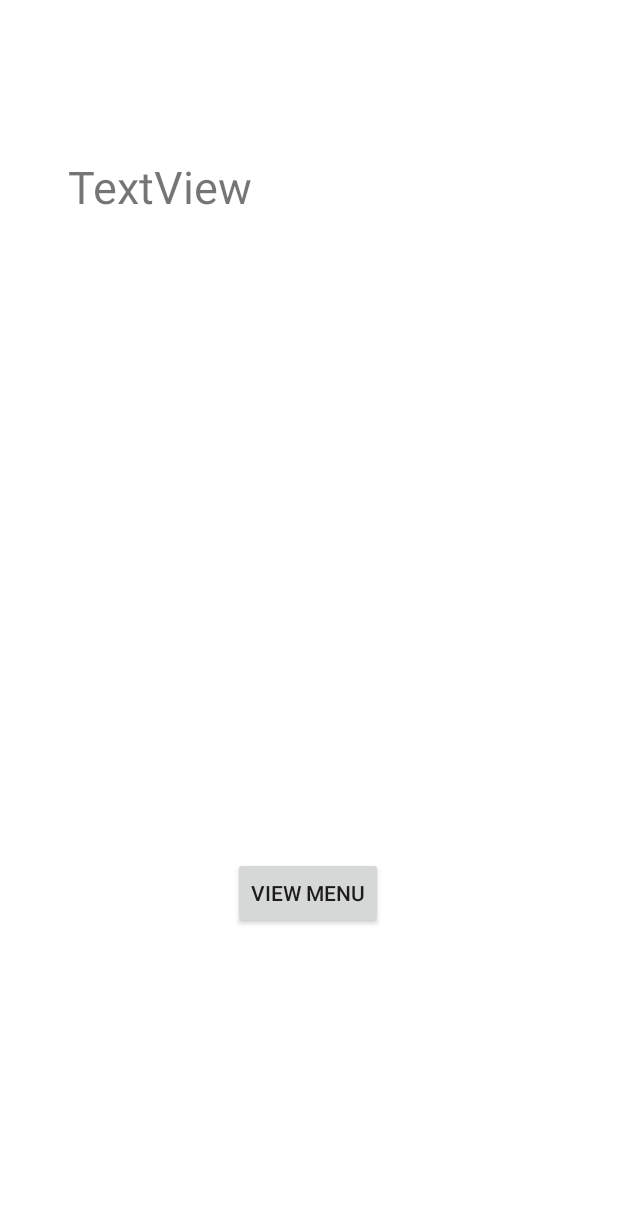
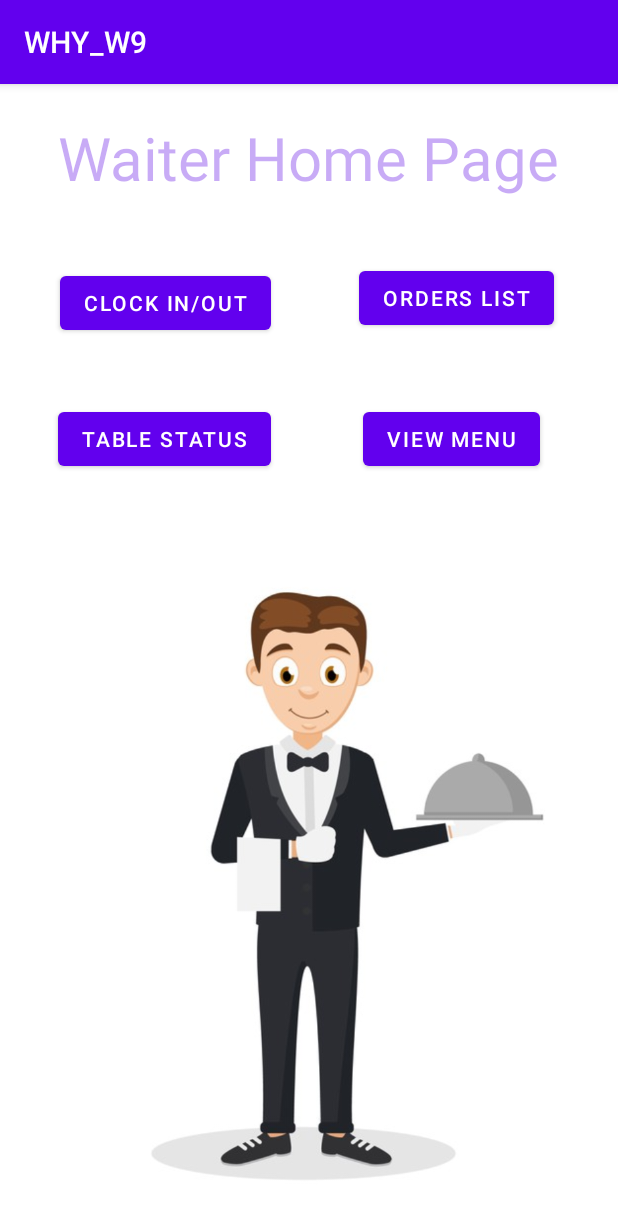
Before and after one commit to Jc2375/WHY_W9, an Android app: the waiter_home screen opened directly, with no data from a screen before it, on a phone screen of 412 x 824 dp. Shown: the top 1219 px of the screen. Run offline under Robolectric (Android 15) with nearby library versions, the phone set to English and light mode, and no system bars.

Commit message:
NO BUGS LES GOOO -implemented button working off username, and register/login/home pages working seamlessly with buttons without crashing

```diff
--- a/app/src/main/java/com/example/why_w9/manager_home.java
+++ b/app/src/main/java/com/example/why_w9/manager_home.java
@@ -3,7 +3,9 @@ package com.example.why_w9;
 import android.app.Activity;
 import android.os.Bundle;
 
-public class manager_home extends Activity
+import androidx.appcompat.app.AppCompatActivity;
+
+public class manager_home extends AppCompatActivity
 {
 
     @Override
--- a/app/src/main/java/com/example/why_w9/register.java
+++ b/app/src/main/java/com/example/why_w9/register.java
@@ -10,13 +10,14 @@ import android.widget.EditText;
 import android.widget.Toast;
 
 import androidx.annotation.NonNull;
+import androidx.appcompat.app.AppCompatActivity;
 
 import com.google.android.gms.tasks.OnCompleteListener;
 import com.google.android.gms.tasks.Task;
 import com.google.firebase.auth.AuthResult;
 import com.google.firebase.auth.FirebaseAuth;
 
-public class register extends Activity
+public class register extends AppCompatActivity
 {
     EditText mEmail, mPassword;
     Button mRegisterBtn;
--- a/app/src/main/java/com/example/why_w9/waiter_home.java
+++ b/app/src/main/java/com/example/why_w9/waiter_home.java
@@ -3,11 +3,13 @@ package com.example.why_w9;
 import android.app.Activity;
 import android.os.Bundle;
 
-public class waiter_home extends Activity
+import androidx.appcompat.app.AppCompatActivity;
+
+public class waiter_home extends AppCompatActivity
 {
     @Override
     protected void onCreate(Bundle savedInstanceState) {
         super.onCreate(savedInstanceState);
-        setContentView(R.layout.customer_home);
+        setContentView(R.layout.waiter_home);
     }
 }
--- a/app/src/main/res/layout/waiter_home.xml
+++ b/app/src/main/res/layout/waiter_home.xml
@@ -45,7 +45,7 @@
         app:layout_constraintHorizontal_bias="0.147"
         app:layout_constraintStart_toStartOf="parent"
         app:layout_constraintTop_toTopOf="parent"
-        app:layout_constraintVertical_bias="0.168" />
+        app:layout_constraintVertical_bias="0.169" />
 
     <ImageView
         android:id="@+id/imageView3"
```
